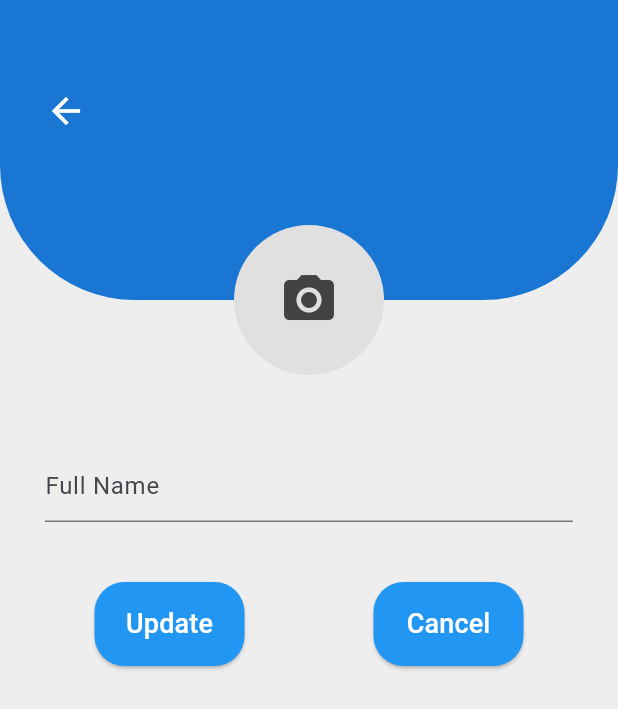
After one commit to AswinSudhakar/InkBloom-Blog-App, a Flutter app: the Editprofile screen opened directly, on a phone screen of 412 x 824 dp. The commit adds this screen. Shown: the top 709 px of the screen. Run offline on Flutter 3.47's test engine with Material 3 defaults, Android fonts, the light colour scheme and no system bars; our stand-ins replace flutter_screenutil, google_fonts, image_picker, lottie, shared_preferences; missing offline and left inert: dart:ffi; accounts and stored records are empty; network calls fail; statements that could not run were skipped.

Commit message:
new updates

```diff
--- a/lib/View/blogscreens/addblog.dart
+++ b/lib/View/blogscreens/addblog.dart
@@ -231,7 +231,8 @@ class _AddBlogState extends State<AddBlog> {
   Widget build(BuildContext context) {
     return Scaffold(
       appBar: AppBar(
-        title: const Text('Add Blog'),
+        title: const Text('Add Blog',
+            style: TextStyle(fontSize: 26, fontWeight: FontWeight.w600)),
         centerTitle: true,
       ),
       body: Padding(
@@ -285,8 +286,10 @@ class _AddBlogState extends State<AddBlog> {
               ),
               const SizedBox(height: 10),
               TextField(
+                keyboardType: TextInputType.number,
                 controller: _readtimeController,
                 decoration: const InputDecoration(
+                  suffixText: 'Min',
                   hintText: 'Read Time',
                   border: OutlineInputBorder(),
                 ),
--- a/lib/View/blogscreens/editblog.dart
+++ b/lib/View/blogscreens/editblog.dart
@@ -154,8 +154,10 @@ class _AddBlogState extends State<EditBlog> {
               ),
               const SizedBox(height: 10),
               TextField(
+                keyboardType: TextInputType.number,
                 controller: _readtimeController,
                 decoration: const InputDecoration(
+                  suffixText: ' Min',
                   hintText: 'Read Time',
                   border: OutlineInputBorder(),
                 ),
--- /dev/null
+++ b/lib/View/editprofile.dart
@@ -0,0 +1,236 @@
+import 'dart:io';
+
+import 'package:flutter/material.dart';
+import 'package:image_picker/image_picker.dart';
+import 'package:inkbloom/View/myaccount.dart';
+import 'package:inkbloom/ViewModel/userprovider.dart';
+import 'package:inkbloom/View/blogscreens/home2.dart';
+import 'package:provider/provider.dart';
+
+class Editprofile extends StatefulWidget {
+  const Editprofile({super.key});
+
+  @override
+  State<Editprofile> createState() => _ProfileScreenState();
+}
+
+class _ProfileScreenState extends State<Editprofile> {
+  Future<void> fetchAndLoadUserData() async {
+    // await ProfileService().getUserProfile(); // Ensure profile is fetched
+    Provider.of<UserProvider>(context, listen: false).loadData();
+    Provider.of<UserProvider>(context, listen: false).fetchandUpdate();
+    // await _loadUserData();
+  }
+
+  // Future<void> _loadUserData() async {
+  TextEditingController _nameController = TextEditingController();
+  @override
+  void initState() {
+    super.initState();
+    final userProvider = Provider.of<UserProvider>(context, listen: false);
+    _nameController.text = userProvider.name!;
+
+    fetchAndLoadUserData();
+  }
+
+  File? _pickedImage;
+  final ImagePicker _picker = ImagePicker();
+
+  Future<void> _pickImage() async {
+    final XFile? pickedFile =
+        await _picker.pickImage(source: ImageSource.gallery);
+    if (pickedFile != null) {
+      setState(() {
+        _pickedImage = File(pickedFile.path);
+      });
+    }
+  }
+
+  Future<void> UploadDAta(String name, dynamic imageInput) async {
+    final userProvider = Provider.of<UserProvider>(context, listen: false);
+
+    final success = await userProvider.updateProfile(name, imageInput);
+    if (!mounted) return;
+
+    if (success == true) {
+      ScaffoldMessenger.of(context).showSnackBar(
+        SnackBar(content: Text("Profile updated successfully!")),
+      );
+      Navigator.pop(context);
+    } else {
+      ScaffoldMessenger.of(context).showSnackBar(
+        SnackBar(content: Text("Failed to update Profile!")),
+      );
+    }
+  }
+
+  @override
+  Widget build(BuildContext context) {
+    final userProvider = Provider.of<UserProvider>(context);
+
+    return Scaffold(
+      backgroundColor: Colors.grey[200],
+      body: SingleChildScrollView(
+        child: Column(
+          children: [
+            // Top Section with Name & Profile Pic
+            Stack(
+              clipBehavior: Clip.none,
+              children: [
+                Container(
+                  height: 200,
+                  decoration: BoxDecoration(
+                    color: Colors.blue.shade700,
+                    borderRadius: const BorderRadius.only(
+                      bottomLeft: Radius.circular(90),
+                      bottomRight: Radius.circular(90),
+                    ),
+                  ),
+                ),
+                Positioned(
+                  left: 20,
+                  top: 50,
+                  child: IconButton(
+                    onPressed: () {
+                      Navigator.push(
+                          context,
+                          MaterialPageRoute(
+                            builder: (context) => ProfileScreen(),
+                          ));
+                    },
+                    icon: Icon(
+                      Icons.arrow_back,
+                      color: Colors.white,
+                      size: 28,
+                    ),
+                  ),
+                ),
+                // Positioned(
+                //   right: 116,
+                //   top: 190,
+                //   child: IconButton(
+                //     onPressed: () {
+                //       _pickImage();
+                //     },
+                //     icon: Icon(
+                //       Icons.edit,
+                //       color: Colors.black,
+                //       size: 22,
+                //     ),
+                //   ),
+                // ),
+                Positioned(
+                  top: 150,
+                  left: 0,
+                  right: 0,
+                  child: Column(
+                    children: [
+                      SizedBox(
+                        width: 100,
+                        height: 100,
+                        child: InkWell(
+                            onTap: () {
+                              _pickImage();
+                            },
+                            child: CircleAvatar(
+                              backgroundColor: Colors.grey[300],
+                              backgroundImage: _pickedImage != null
+                                  ? FileImage(_pickedImage!)
+                                  : (userProvider.profileimage != null &&
+                                          userProvider.profileimage!.isNotEmpty
+                                      ? NetworkImage(userProvider.profileimage!)
+                                          as ImageProvider
+                                      : null),
+                              child: userProvider.profileimage == null ||
+                                      userProvider.profileimage!.isEmpty
+                                  ? (_pickedImage == null
+                                      ? Icon(Icons.camera_alt,
+                                          size: 40, color: Colors.grey[800])
+                                      : null)
+                                  : null,
+                            )),
+                      ),
+                      SizedBox(height: 20),
+                    ],
+                  ),
+                ),
+              ],
+            ),
+
+            SizedBox(height: 70), // Adjusted to fit avatar
+
+            // Profile Information Fields
+            Padding(
+              padding: EdgeInsets.symmetric(horizontal: 20),
+              child: Column(
+                children: [
+                  SizedBox(height: 20),
+
+                  Padding(
+                    padding: const EdgeInsets.all(10.0),
+                    child: TextField(
+                      controller: _nameController,
+                      decoration: InputDecoration(hintText: 'Full Name'),
+                    ),
+                  ),
+
+                  SizedBox(
+                    height: 30,
+                  ),
+
+                  // Edit Profile Button
+                  SizedBox(
+                      width: double.infinity,
+                      child: Row(
+                        mainAxisAlignment: MainAxisAlignment.spaceAround,
+                        children: [
+                          ElevatedButton(
+                            onPressed: () {
+                              final name = _nameController.text;
+                              final imageInput =
+                                  _pickedImage ?? userProvider.profileimage;
+                              UploadDAta(name, imageInput);
+                            },
+                            style: ElevatedButton.styleFrom(
+                              minimumSize: Size(100, 20),
+                              backgroundColor: Colors.blue,
+                              shape: RoundedRectangleBorder(
+                                borderRadius: BorderRadius.circular(20),
+                              ),
+                              padding: EdgeInsets.symmetric(vertical: 15),
+                            ),
+                            child: Text(
+                              "Update",
+                              style:
+                                  TextStyle(fontSize: 18, color: Colors.white),
+                            ),
+                          ),
+                          ElevatedButton(
+                            onPressed: () {
+                              Navigator.pop(context);
+                            },
+                            style: ElevatedButton.styleFrom(
+                              minimumSize: Size(100, 20),
+                              backgroundColor: Colors.blue,
+                              shape: RoundedRectangleBorder(
+                                borderRadius: BorderRadius.circular(20),
+                              ),
+                              padding: EdgeInsets.symmetric(vertical: 15),
+                            ),
+                            child: Text(
+                              "Cancel",
+                              style:
+                                  TextStyle(fontSize: 18, color: Colors.white),
+                            ),
+                          ),
+                        ],
+                      )),
+                ],
+              ),
+            ),
+          ],
+        ),
+      ),
+    );
+  }
+}
--- a/lib/ViewModel/userprovider.dart
+++ b/lib/ViewModel/userprovider.dart
@@ -1,3 +1,5 @@
+import 'dart:io';
+
 import 'package:flutter/material.dart';
 import 'package:inkbloom/models/user/usermodel.dart';
 import 'package:inkbloom/service/userprofile.dart';
@@ -54,5 +56,17 @@ class UserProvider extends ChangeNotifier {
     }
   }
 
-  Future<void> editUser() async {}
+  bool isUpdating = false;
+
+  Future<bool?> updateProfile(String name, dynamic image) async {
+    isUpdating = true;
+    notifyListeners();
+
+    final success = await ProfileService().editUserProfile(name, image);
+    fetchandUpdate();
+
+    isUpdating = false;
+    notifyListeners();
+    return success;
+  }
 }
--- a/lib/widgets/bloglistview.dart
+++ b/lib/widgets/bloglistview.dart
@@ -96,7 +96,7 @@ class BlogListSection extends StatelessWidget {
                         ),
                         const SizedBox(height: 5),
                         Text(
-                          'Readtime: ${blog.readTime}',
+                          'Readtime: ${blog.readTime} Min',
                           style: TextStyle(
                             fontSize: 15,
                             color: Colors.grey[600],
--- a/lib/widgets/drawer.dart
+++ b/lib/widgets/drawer.dart
@@ -125,7 +125,7 @@ class _AppDrawerState extends State<AppDrawer> {
             ),
             ListTile(
               leading: const Icon(Icons.category),
-              title: const Text("My Category"),
+              title: const Text("Suggested Content"),
               onTap: () {
                 Navigator.pop(context);
                 Navigator.push(
```
Also changed, not shown: lib/View/blogscreens/blogdetail.dart (+17 -4 lines), lib/View/blogscreens/home2.dart (+8 -6 lines), lib/View/myaccount.dart (+8 -80 lines), lib/service/userprofile.dart (+62 -26 lines).
